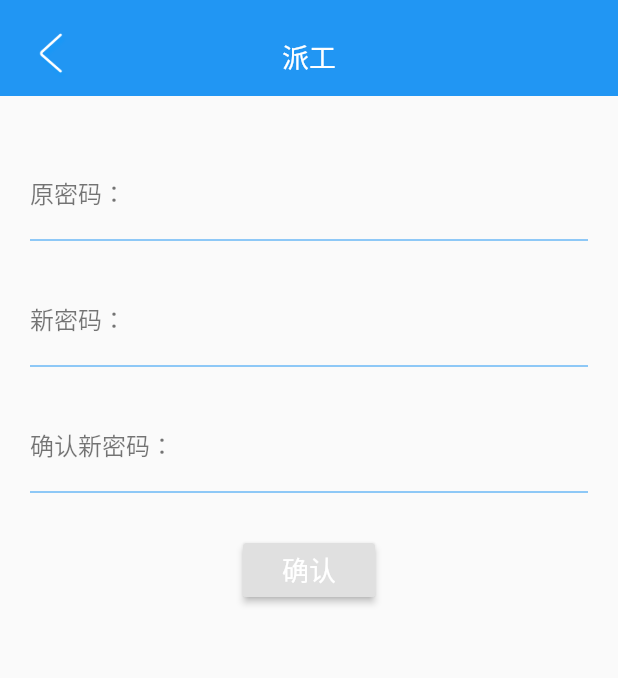
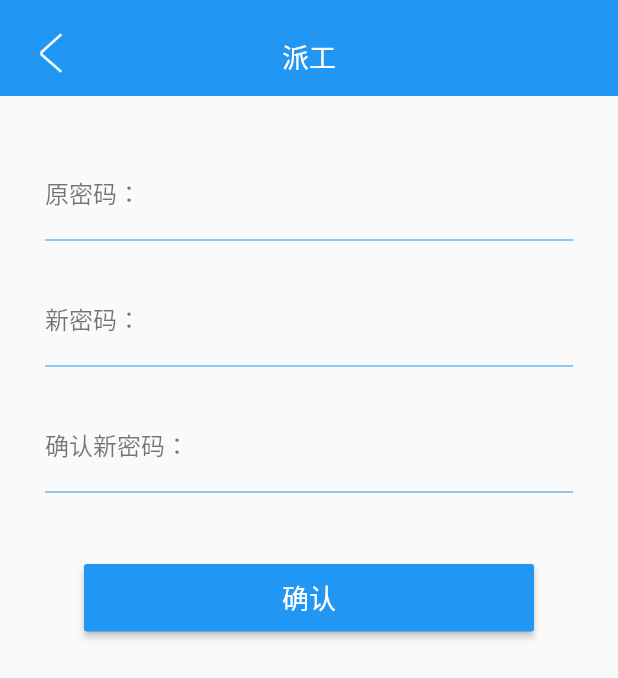
Before and after one commit to cookiemouse/dispatch_flutter, a Flutter app: the ModifyPasswordPage screen opened by its route, on a phone screen of 412 x 824 dp. Shown: the top 678 px of the screen. Run offline on Flutter 3.47's test engine with Material 2 defaults, Android fonts, the phone set to English and light mode, and no system bars.

Commit message:
修改ModifyPasswordPage的显示

```diff
--- a/lib/pages/ModifyPasswordPage.dart
+++ b/lib/pages/ModifyPasswordPage.dart
@@ -20,7 +20,7 @@ class _ModifyPasswordPageState extends State<ModifyPasswordPage> {
               color: Colors.blue,
             ),
             new Container(
-              margin: const EdgeInsets.only(top: 40.0, left: 20.0, right: 20.0),
+              margin: const EdgeInsets.only(top: 40.0, left: 30.0, right: 30.0),
               child: new Row(
                 children: <Widget>[
                   new Text('原密码：',
@@ -40,10 +40,10 @@ class _ModifyPasswordPageState extends State<ModifyPasswordPage> {
               child: new Divider(
                 color: Colors.blue,
               ),
-              margin: const EdgeInsets.only(left: 20.0, right: 20.0),
+              margin: const EdgeInsets.only(left: 30.0, right: 30.0),
             ),
             new Container(
-              margin: const EdgeInsets.only(top: 20.0, left: 20.0, right: 20.0),
+              margin: const EdgeInsets.only(top: 20.0, left: 30.0, right: 30.0),
               child: new Row(
                 children: <Widget>[
                   new Text('新密码：',
@@ -64,10 +64,10 @@ class _ModifyPasswordPageState extends State<ModifyPasswordPage> {
               child: new Divider(
                 color: Colors.blue,
               ),
-              margin: const EdgeInsets.only(left: 20.0, right: 20.0),
+              margin: const EdgeInsets.only(left: 30.0, right: 30.0),
             ),
             new Container(
-              margin: const EdgeInsets.only(top: 20.0, left: 20.0, right: 20.0),
+              margin: const EdgeInsets.only(top: 20.0, left: 30.0, right: 30.0),
               child: new Row(
                 children: <Widget>[
                   new Text(
@@ -89,11 +89,14 @@ class _ModifyPasswordPageState extends State<ModifyPasswordPage> {
               child: new Divider(
                 color: Colors.blue,
               ),
-              margin: const EdgeInsets.only(left: 20.0, right: 20.0),
+              margin: const EdgeInsets.only(left: 30.0, right: 30.0),
             ),
             new Container(
-              margin: const EdgeInsets.only(top: 20.0, left: 20.0, right: 20.0),
+              margin: const EdgeInsets.only(top: 40.0, left: 30.0, right: 30.0),
+              height: 45.0,
+              width: 300.0,
               child: new RaisedButton(
+                  color: Colors.blue,
                   child: new Text(
                     '确认',
                     style: new TextStyle(fontSize: 18.0, color: Colors.white),
```
